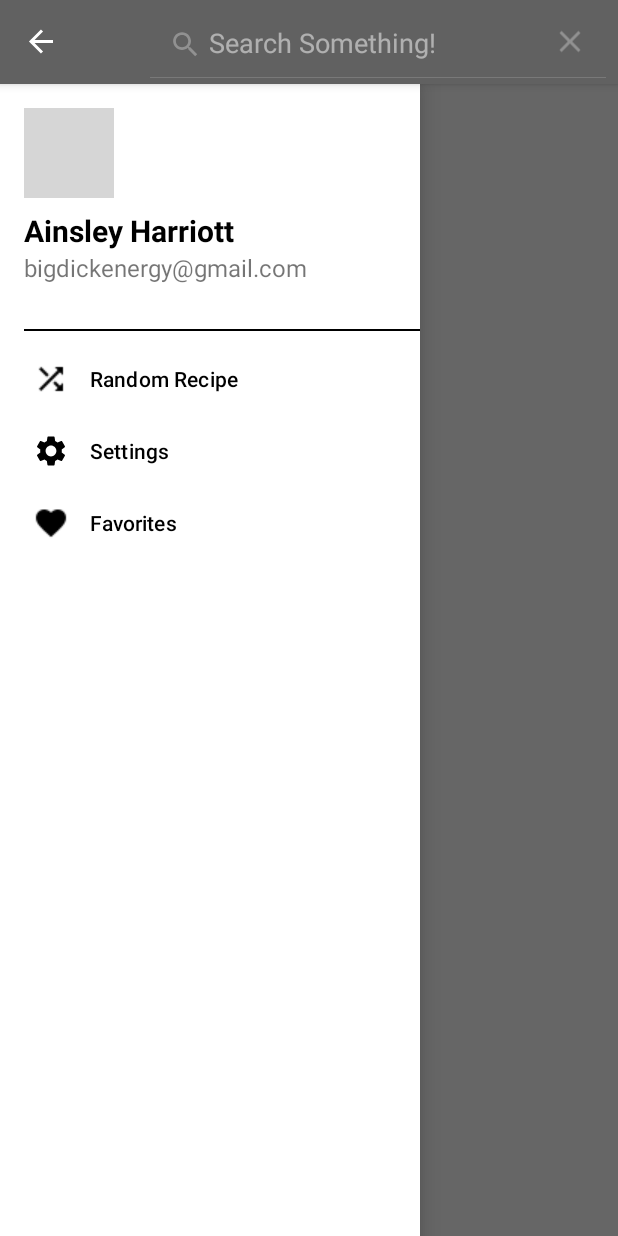
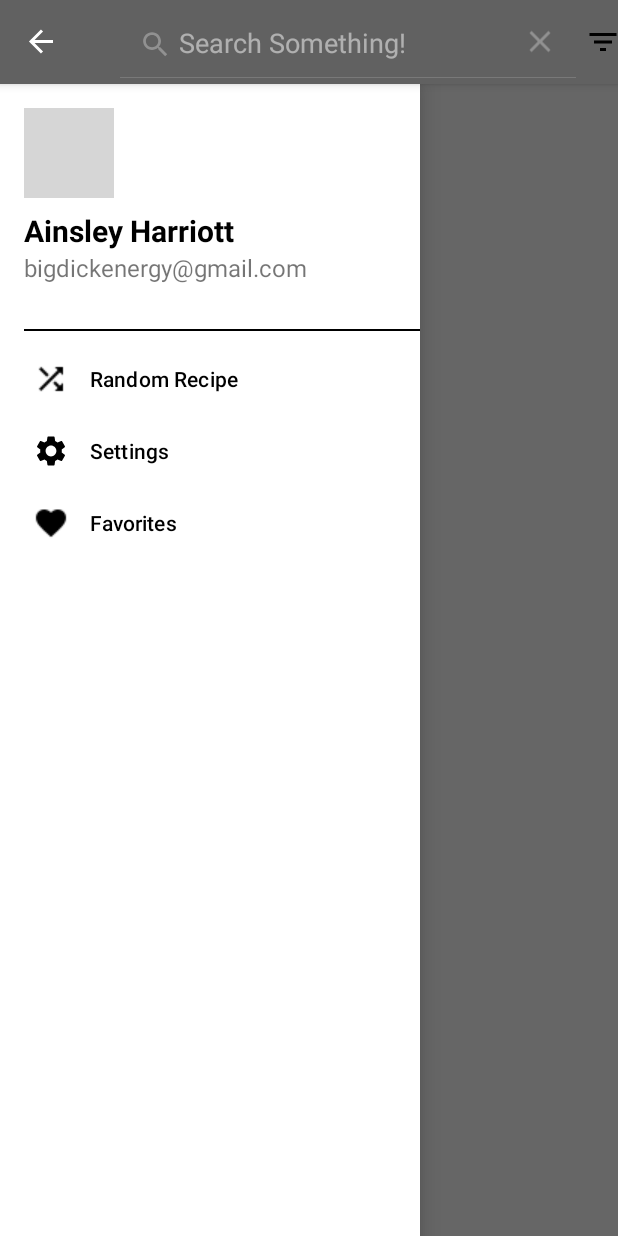
Before and after one commit to andrewwilli/Recipes, an Android app: the screen it shows after launch (MainActivity), after a tap on "Open", on a phone screen of 412 x 824 dp. Run offline under Robolectric (Android 15) with nearby library versions, the phone set to English and light mode, and no system bars; our stand-ins replace CircleImageView, Volley; network calls fail; 3 statements that could not run were skipped; 1 other tap on this screen came first; grey boxes are pictures that could not be loaded.

```diff
--- a/app/src/main/java/com/example/recipes/MainActivity.kt
+++ b/app/src/main/java/com/example/recipes/MainActivity.kt
@@ -1,23 +1,23 @@
 package com.example.recipes
 
-import android.content.Context
 import android.os.Bundle
-import android.util.AttributeSet
 import android.view.Menu
 import android.view.MenuItem
 import android.view.View
-import android.view.inputmethod.InputMethodManager
 import android.widget.SearchView
 import android.widget.Toast
 import androidx.appcompat.app.ActionBarDrawerToggle
 import androidx.appcompat.app.AppCompatActivity
+import androidx.constraintlayout.widget.Group
 import androidx.drawerlayout.widget.DrawerLayout
 import com.example.recipes.fragments.RecipeFragment
 import com.google.android.material.navigation.NavigationView
 
+
 class MainActivity : AppCompatActivity() {
 
     lateinit var toggle: ActionBarDrawerToggle
+    lateinit var currentSearchString: String
 
     override fun onCreate(savedInstanceState: Bundle?) {
         super.onCreate(savedInstanceState)
@@ -48,6 +48,12 @@ class MainActivity : AppCompatActivity() {
 
     }
 
+    fun Group.addOnClickListener(listener: (view: View) -> Unit) {
+        referencedIds.forEach { id ->
+            rootView.findViewById<View>(id).setOnClickListener(listener)
+        }
+    }
+
     override fun onCreateOptionsMenu(menu: Menu?): Boolean {
         val recipeFragment: RecipeFragment =
             supportFragmentManager.findFragmentById(R.id.fragmentContainerView4) as RecipeFragment
@@ -55,10 +61,11 @@ class MainActivity : AppCompatActivity() {
 
         val search: MenuItem? = menu?.findItem(R.id.top_bar_search)
         val searchView: SearchView = search?.actionView as SearchView
+
         searchView.queryHint = "Search Something!"
 
+        searchView.setOnSearchClickListener { searchView.setQuery(recipeFragment.searchString, false) }
         searchView.setOnQueryTextListener(object : SearchView.OnQueryTextListener {
-            //todo: cant submit a empty text
             override fun onQueryTextSubmit(searchString: String?): Boolean {
                 if (searchString != null) {
                     recipeFragment.setCurrentSearchString(searchString)
@@ -68,14 +75,34 @@ class MainActivity : AppCompatActivity() {
             }
 
             override fun onQueryTextChange(p0: String?): Boolean {
-                return false
+                if (p0 != null) {
+                    if(p0.length==0) {
+                        recipeFragment.setCurrentSearchString("")
+                    }
+                }
+                return true;
             }
 
         })
         return super.onCreateOptionsMenu(menu)
     }
 
+    fun cuisineSelected(item: MenuItem, recipeFragment: RecipeFragment){
+        val cuisines = applicationContext.resources.getStringArray(R.array.cuisines).asList()
+        if(cuisines.contains(item.title)) {
+            println("CUISINE DETECTED")
+            item.setChecked(!item.isChecked)
+            recipeFragment.setCurrentCuisine(item.title as String)
+        }
+    }
+
     override fun onOptionsItemSelected(item: MenuItem): Boolean {
+
+        val recipeFragment: RecipeFragment =
+            supportFragmentManager.findFragmentById(R.id.fragmentContainerView4) as RecipeFragment
+
+        cuisineSelected(item, recipeFragment)
+
         if (toggle.onOptionsItemSelected(item)) {
             return true
         }
--- a/app/src/main/java/com/example/recipes/api/RequestManager.kt
+++ b/app/src/main/java/com/example/recipes/api/RequestManager.kt
@@ -14,16 +14,21 @@ import org.json.JSONException
 class RequestManager(context: Context) {
 
     var baseURL = "https://api.spoonacular.com/recipes/"
-    var apiKey = "80e4276aeedc4c0c963addb5d27af1e0"
+    //    var apiKey = "80e4276aeedc4c0c963addb5d27af1e0"
+    var apiKey = "68641ff6c90e4d91ac418e66cdc4533d"
     var context: Context
+    val requestQueue = Volley.newRequestQueue(context)
+
+
 
     init {
         this.context = context
     }
 
     fun getRandomRecipes(callback: VolleyCallback) {
+        requestQueue.cancelAll("All")
         val url =
-            baseURL + "random?number=4&tags=vegetarian,dessert&apiKey=" + apiKey
+            baseURL + "random?number=2&tags=vegetarian,dessert&apiKey=$apiKey"
         val jsonObjectRequest = JsonObjectRequest(url,
             { response ->
                 try {
@@ -38,19 +43,19 @@ class RequestManager(context: Context) {
                 }
             }
         ) { error -> Log.e("LOG", error.toString()) }
-        val requestQueue = Volley.newRequestQueue(context)
         requestQueue.add(jsonObjectRequest)
-
     }
 
-    fun loadRecipesFilteredByTitle(
+    fun loadRecipesFiltered(
         searchString: String,
+        cuisine: String,
         limit: Int,
         offset: Int,
         callback: VolleyCallback
     ) {
+        requestQueue.cancelAll("All")
         val url =
-            baseURL + "complexSearch?query=" + searchString + "&apiKey=" + apiKey + "&number=" + limit + "&offset=" + offset
+            baseURL + "complexSearch?query=$searchString&apiKey=$apiKey&number=$limit&offset=$offset&cuisine=$cuisine"
         val jsonObjectRequest = JsonObjectRequest(url,
             { response ->
                 try {
@@ -65,7 +70,7 @@ class RequestManager(context: Context) {
                 }
             }
         ) { error -> Log.e("LOG", error.toString()) }
-        val requestQueue = Volley.newRequestQueue(context)
+
         requestQueue.add(jsonObjectRequest)
     }
 
--- /dev/null
+++ b/app/src/main/res/drawable/ic_baseline_filter_list_24.xml
@@ -0,0 +1,5 @@
+<vector android:height="24dp" android:tint="#000000"
+    android:viewportHeight="24" android:viewportWidth="24"
+    android:width="24dp" xmlns:android="http://schemas.android.com/apk/res/android">
+    <path android:fillColor="@android:color/white" android:pathData="M10,18h4v-2h-4v2zM3,6v2h18L21,6L3,6zM6,13h12v-2L6,11v2z"/>
+</vector>
--- a/app/src/main/res/menu/top_bar_menu.xml
+++ b/app/src/main/res/menu/top_bar_menu.xml
@@ -10,4 +10,41 @@
         app:actionViewClass="android.widget.SearchView"
         app:showAsAction="ifRoom" />
 
+    <item
+        android:id="@+id/filter"
+        android:icon="@drawable/ic_baseline_filter_list_24"
+        android:title="FilterItem"
+        app:showAsAction="ifRoom|withText">
+        <menu
+            android:id="@+id/filter_menu"
+            xmlns:android="http://schemas.android.com/apk/res/android"
+            xmlns:app="http://schemas.android.com/apk/res-auto"
+            >
+            <group
+                android:id="@+id/filter_group"
+                android:title="FilterItem"
+                android:checkableBehavior="single">
+                <item
+                    android:id="@+id/all"
+                    android:title="All" />
+                <item android:title="@string/african" />
+                <item android:title="@string/american" />
+                <item android:title="@string/britísh" />
+                <item android:title="@string/cajun" />
+                <item android:title="@string/caribbean" />
+                <item android:title="@string/chinese" />
+                <item android:title="@string/eastern_european" />
+                <item android:title="@string/european" />
+                <item android:title="@string/french" />
+                <item android:title="@string/german" />
+                <item android:title="@string/greek" />
+                <item android:title="@string/french" />
+                <item android:title="@string/indian" />
+                <item android:title="@string/irish" />
+                <item android:title="@string/italian" />
+                <item android:title="@string/japanese" />
+            </group>
         </menu>
+    </item>
+    !-
+</menu>
--- a/app/src/main/res/values/strings.xml
+++ b/app/src/main/res/values/strings.xml
@@ -103,6 +103,47 @@
         "when a user tries to pick up one of cards.\n\n"
     </string>
 
+
     <string name="open">Open</string>
     <string name="close">Close</string>
+
+    <string name="all">All</string>
+    <string name="african">African</string>
+    <string name="american">American</string>
+    <string name="britísh">british</string>
+    <string name="cajun">Cajun</string>
+    <string name="caribbean">Caribbean</string>
+    <string name="chinese">Chinese</string>
+    <string name="eastern_european">Eastern European</string>
+    <string name="european">European</string>
+    <string name="french">French</string>
+    <string name="german">German</string>
+    <string name="greek">Greek</string>
+    <string name="indian">Indian</string>
+    <string name="irish">Irish</string>
+    <string name="italian">Italian</string>
+    <string name="japanese">Japanese</string>
+
+    <!--    Wasnt able to find a better way for an string array, source: https://stackoverflow.com/questions/4161256/referencing-a-string-in-a-string-array-resource-with-xml-->
+    <string-array name="cuisines">
+        <item>@string/all</item>
+        <item>@string/african</item>
+        <item>@string/american</item>
+        <item>@string/britísh</item>
+        <item>@string/cajun</item>
+        <item>@string/caribbean</item>
+        <item>@string/chinese</item>
+        <item>@string/eastern_european</item>
+        <item>@string/european</item>
+        <item>@string/french</item>
+        <item>@string/german</item>
+        <item>@string/greek</item>
+        <item>@string/indian</item>
+        <item>@string/irish</item>
+        <item>@string/italian</item>
+        <item>@string/japanese</item>
+    </string-array>
+    <string name="appwidget_text">EXAMPLE</string>
+    <string name="add_widget">Add widget</string>
+    <string name="app_widget_description">This is an app widget description</string>
 </resources>
```
Also changed, not shown: app/src/main/java/com/example/recipes/fragments/RecipeFragment.kt (+30 -13 lines). Lines whose indentation alone changed are shown as unchanged.
